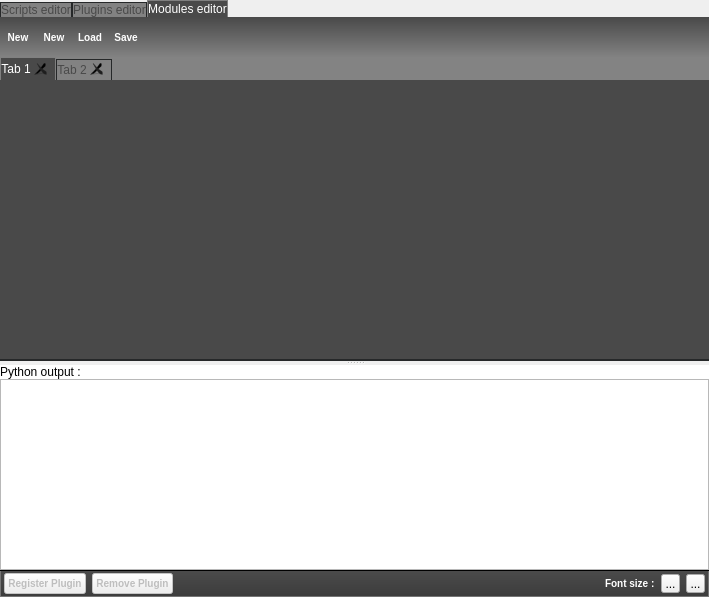
Qt form library/tulip-python/designer/PythonIDE.ui (Tulip-Dev/tulip) before a commit.
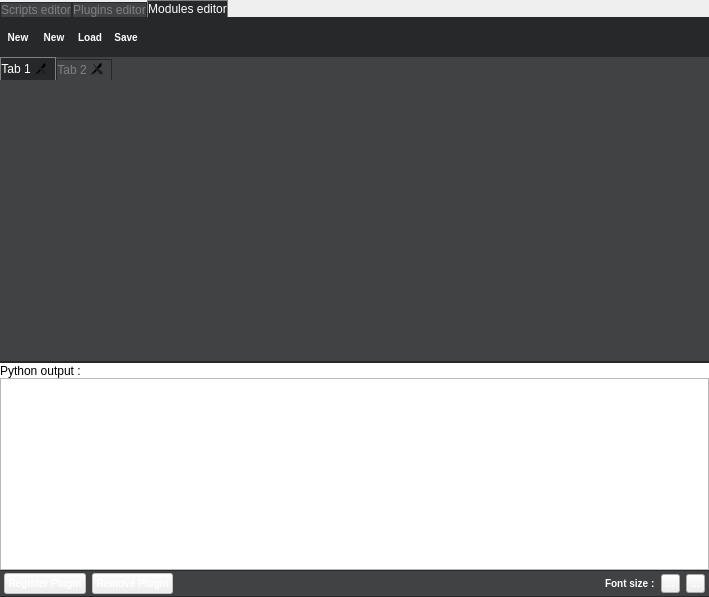
The same form after that commit. The open tabs and pages were chosen to show the change. Icons and pictures are not drawn. Custom widgets are drawn as their Qt base class.

```diff
--- a/library/tulip-python/designer/PythonIDE.ui
+++ b/library/tulip-python/designer/PythonIDE.ui
@@ -26,13 +26,12 @@
    <bool>false</bool>
   </property>
   <property name="styleSheet">
-   <string notr="true">
-QTabWidget {
-  background-color: #494949;
+   <string notr="true">QTabWidget {
+  background-color: #404244;
 }
 
 QTabWidget::pane {
-  background-color: #494949;
+  background-color: #404244;
   border: 1px solid #262829;
   border-left: 0px;
   border-right: 0px;
@@ -48,17 +47,14 @@
   margin-top: 1px;
   margin-left: 2px;
   font: bold;
-  color: black;
-  background: qradialgradient(cx: 0.3, cy: -0.4, fx: 0.3, fy: -0.4, radius: 1.35, stop: 0 #fff, stop: 1 #888);
-  min-width:120px;
 }
 
 QTabBar::tab:!selected {
   margin-top: 2px;
   border: 1px solid #262829;
   border-bottom: 0px;
-  background-color: rgba(130, 130, 130, 255);
-  color: #494949;
+  background-color: #404244;
+  color: gray;
 }
 
 QTabBar::tab:hover {
@@ -66,13 +62,46 @@
 }
 
 QTabBar::tab:selected {
-    background-color: #494949;
-    color: white;
-    border: 1px solid gray;
-    border-bottom: 0px;
+  background-color: #262829;
+  border: 1px solid gray;
+  border-bottom: 0px;
+  color: white;
 }
 
 
+QTabBar::close-button:selected  {
+    image: url(:/tulip/gui/icons/close-selected.svg);
+    background: transparent;
+}
+
+QTabBar::close-button  {
+    image: url(:/tulip/gui/icons/close-unselected.svg);
+    background: transparent;
+}
+
+QTabBar::close-button:hover
+{
+    image: url(:/tulip/gui/icons/close-hover.svg);
+    background: transparent;
+}
+
+QTabBar::close-button:pressed {
+    image: url(:/tulip/gui/icons/close-pressed.svg);
+    background: transparent;
+}
+
+QSplitter::handle {
+  background-color: #404244;
+  border-width:0px;
+}
+
+QSplitter::handle:horizontal {
+    width: 0px;
+}
+
+QSplitter::handle:vertical {
+    height: 0px;
+}
 </string>
   </property>
   <layout class="QVBoxLayout" name="verticalLayout_5">
@@ -738,9 +767,10 @@
       <widget class="QWidget" name="tab_2">
        <property name="styleSheet">
         <string notr="true">#tab_2 {
-background-color:#838383;
+    background-color:#404244;
 }
 
+
 QTabWidget::pane { /* The tab widget frame */
     border-top: none;
  }</string>
@@ -779,62 +809,12 @@
            </size>
           </property>
           <property name="styleSheet">
-           <string notr="true">#modulesToolBarWidget {
-	border-top: black;
-	border-bottom: black;
+           <string notr="true">QFrame {
+	border-top: 1px solid #262829;
+	border-bottom: 1px solid #262829;
 	border-right: black;
 	border-left: black;
-	background-color: qlineargradient(spread:pad, x1:0, y1:0, x2:0, y2:1, stop:0 rgba(73, 73, 73, 255), stop:1 rgba(130, 130, 130, 255));
-}
-
-QToolButton {
-	border-image:none;
-	border-top: 1px solid rgba(0,0,0,0);
-	border-bottom: 1px solid rgba(0,0,0,0);
-	border-left: 0px solid rgba(0,0,0,0);
-	border-right: 0px solid rgba(0,0,0,0);
-	color: white;
-	font: bold 10px;
-	height:20px;
-    background-color: rgba(0,0,0,0);
-}
-
-QToolButton:hover {
-	border-image:none;
-	background-color: qlineargradient(spread:pad, x1:0, y1:0, x2:1, y2:0, 
-    stop:0 rgba(93, 93, 93, 255), 
-    stop:1 rgba(150, 150, 150, 255));
-	border-top: 1px solid qlineargradient(x1: 0, y1: 0, x2: 1, y2: 0,
-	stop: 0.0 rgba(0,0,0,0),
-	stop: 0.4 rgba(170,170,170,255),
-	stop: 0.5 rgba(170,170,170,255),
-	stop: 1.0 rgba(0,0,0,0));
-	border-bottom: 1px solid qlineargradient(x1: 0, y1: 0, x2: 1, y2: 0,
-	stop: 0.0 rgba(0,0,0,0),
-	stop: 0.4 rgba(170,170,170,255),
-	stop: 0.5 rgba(170,170,170,255),
-	stop: 1.0 rgba(0,0,0,0));
-}
-
-QToolButton:checked, QToolButton:checked:pressed, QToolButton:pressed {
-	border-image:none;
-	color: black;
-    background-color: qlineargradient(spread:pad, x1:0, y1:0, x2:1, y2:0, 
-    stop:0 rgba(198, 198, 198, 255), 
-    stop:1 rgba(255, 255, 255, 255));
-	border-top: 1px solid rgba(70,70,70);
-	border-bottom: 1px solid rgba(70,70,70);
-}
-
-QPushButton::pressed {
-	border-image:none;
-	background-color: qlineargradient(spread:pad, x1:0, y1:0, x2:1, y2:0, stop:0 rgba(53, 53, 53, 255), stop:1 rgba(120, 120, 120, 255));
-	border-top: 1px solid rgba(70,70,70);
-	border-bottom: 1px solid rgba(70,70,70);
-}
-
-QToolButton:pressed {
-	border-image:none;
+	background-color: #262829;
 }
 
 QToolButton {
@@ -880,6 +860,10 @@
 
 QToolButton:pressed {
 	border-image:none;
+}
+
+QToolBar {
+	border: none;
 }</string>
           </property>
           <property name="frameShape">
@@ -1449,17 +1433,19 @@
           </size>
          </property>
          <property name="styleSheet">
-          <string notr="true">QFrame#frame_2 {
-  border-top: 1px solid black;  
-  border-bottom: 1px solid rgba(117,117,117,255); 
-  border-right: 1px solid rgba(117,117,117,255); 
-  border-left: 1px solid rgba(117,117,117,255); 
-  background-color: qlineargradient(spread:pad, x1:0, y1:0, x2:, y2:1, stop:0 rgb(75,75,75),stop:1 rgb(60, 60, 60));
+          <string notr="true">QFrame#frame_2 * {
+  font: bold 11px;
 }
 
-QLabel {
-	color: white;
-	font:bold;
+QFrame#frame_2 {
+  border-top: 1px solid #262829;
+  border-bottom: 1px solid #262829;
+  background-color: #404244;
+}
+
+QWidget {
+  color: white;
+  font: bold;
 }</string>
          </property>
          <property name="frameShape">
```
Left out of the diff: 76 changed lines with no effect on the pictures.
